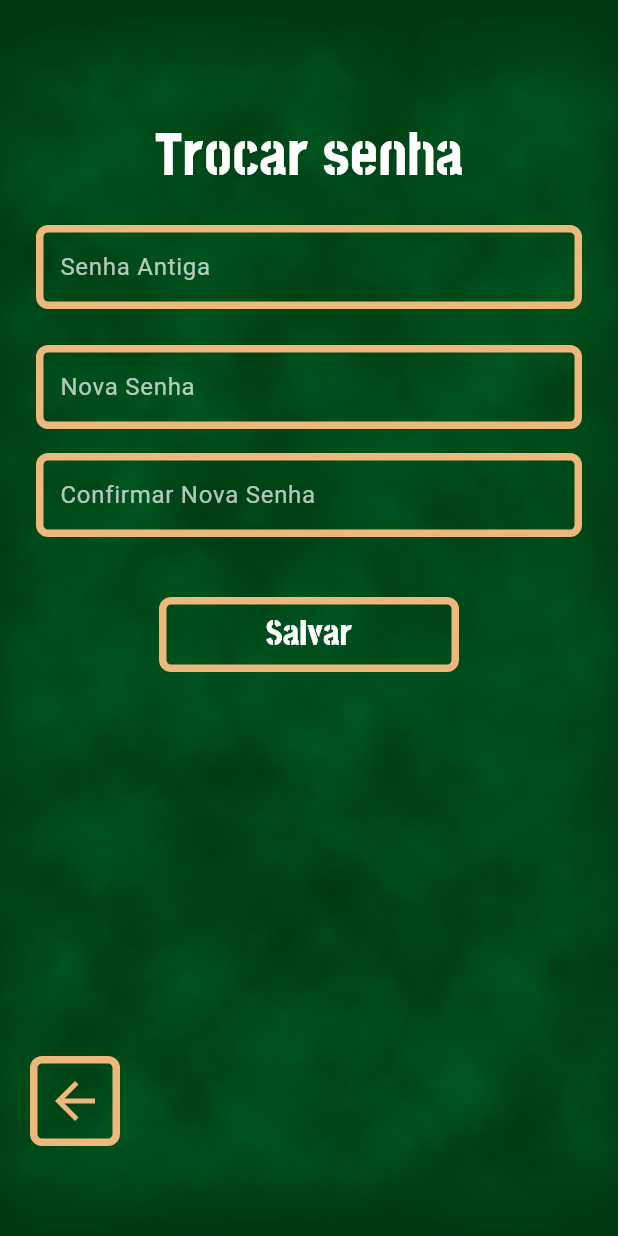
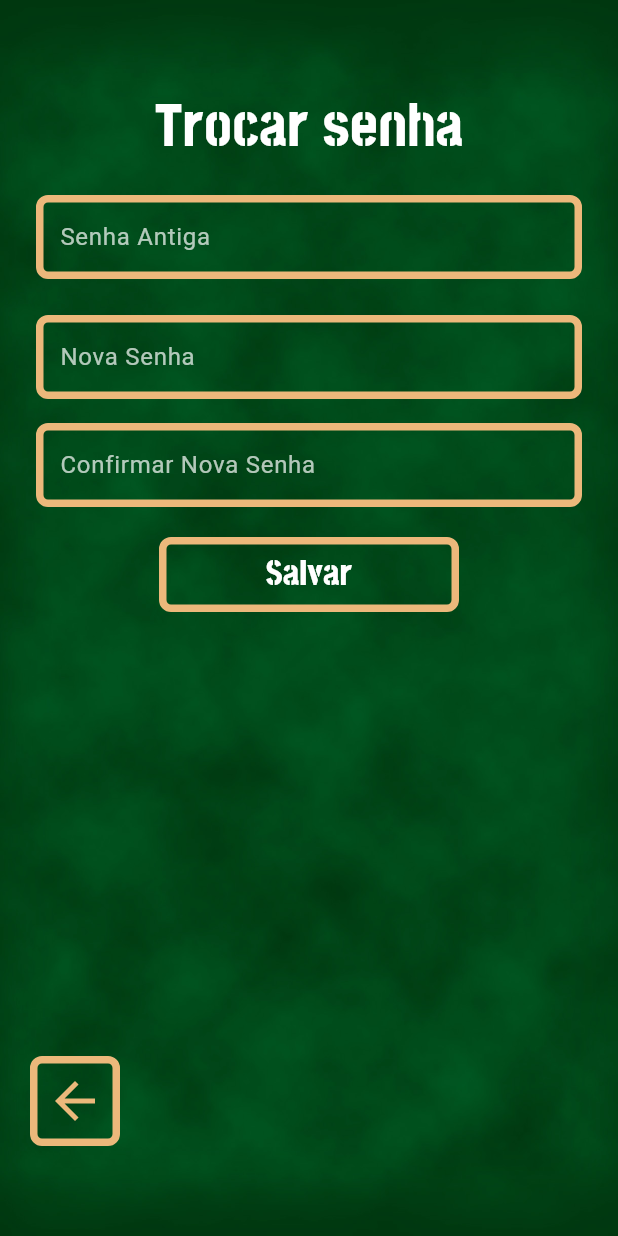
Before and after one commit to Samuelribeiro99/the-championship-manager, a Flutter app: the TelaTrocarSenha screen opened directly, on a phone screen of 412 x 824 dp. Run offline on Flutter 3.47's test engine with Material 3 defaults, Android fonts, the phone set to English and light mode, and no system bars; our stand-ins replace cloud_firestore, firebase_auth, firebase_core, flutter_svg, vibration; accounts and stored records are empty.

Commit message:
<FIX>[Travando botões do rodapé para que eles não subam com o teclado e sobreponham outros objetos]

```diff
--- a/app/lib/tela_trocar_email.dart
+++ b/app/lib/tela_trocar_email.dart
@@ -90,9 +90,9 @@ class _TelaTrocarEmailState extends State<TelaTrocarEmail> {
 
   @override
   Widget build(BuildContext context) {
-    final bool isKeyboardVisible = MediaQuery.of(context).viewInsets.bottom > 0;
 
     return BackgroundScaffold(
+      resizeToAvoidBottomInset: false,
       body: Stack(
         children: [
           const Align(
@@ -141,7 +141,7 @@ class _TelaTrocarEmailState extends State<TelaTrocarEmail> {
           ),
           Positioned(
             left: 20,
-            bottom: isKeyboardVisible ? 8 : 60,
+            bottom: 60,
             child: SquareIconButton(
               svgAsset: 'assets/icons/voltar.svg',
               onPressed: () => Navigator.of(context).pop(),
--- a/app/lib/tela_trocar_senha.dart
+++ b/app/lib/tela_trocar_senha.dart
@@ -85,13 +85,13 @@ class _TelaTrocarSenhaState extends State<TelaTrocarSenha> {
 
   @override
   Widget build(BuildContext context) {
-    final bool isKeyboardVisible = MediaQuery.of(context).viewInsets.bottom > 0;
 
     return BackgroundScaffold(
+      resizeToAvoidBottomInset: false,
       body: Stack(
         children: [
           const Align(
-            alignment: Alignment(0.0, -0.8),
+            alignment: Alignment(0.0, -0.85),
             child: Text(
               'Trocar senha',
               style: AppTextStyles.screenTitle,
@@ -104,7 +104,7 @@ class _TelaTrocarSenhaState extends State<TelaTrocarSenha> {
                 child: Column(
                   mainAxisAlignment: MainAxisAlignment.center,
                   children: [
-                    const SizedBox(height: 150),
+                    const SizedBox(height: 130),
                     TextField(
                       controller: _senhaAntigaController,
                       decoration: const InputDecoration(labelText: 'Senha Antiga'),
@@ -119,7 +119,7 @@ class _TelaTrocarSenhaState extends State<TelaTrocarSenha> {
                     ),
                     // ------------------------------------------
 
-                    const SizedBox(height: 32),
+                    const SizedBox(height: 12),
                     Center(
                       child: OutlinedButton(
                         onPressed: _loading ? null : _salvarNovaSenha,
@@ -138,7 +138,7 @@ class _TelaTrocarSenhaState extends State<TelaTrocarSenha> {
           ),
           Positioned(
             left: 20,
-            bottom: isKeyboardVisible ? 8 : 60,
+            bottom: 60,
             child: SquareIconButton(
               svgAsset: 'assets/icons/voltar.svg',
               onPressed: () => Navigator.of(context).pop(),
```
Also changed, not shown: app/lib/tela_cadastro.dart (+4 -4 lines).
